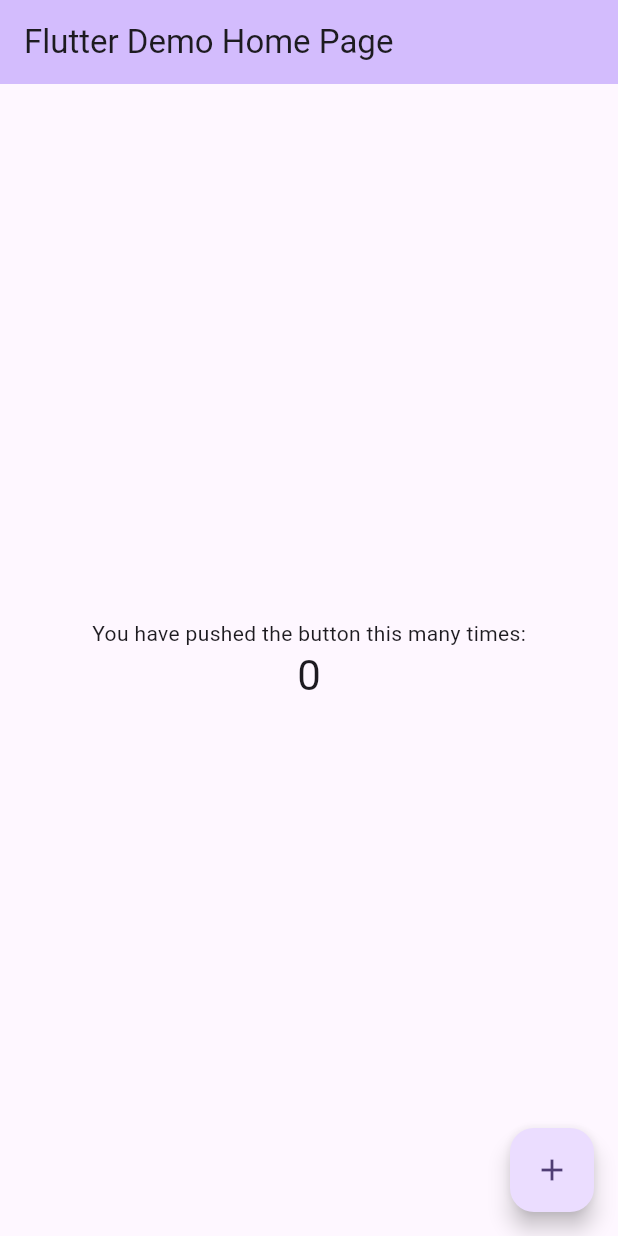
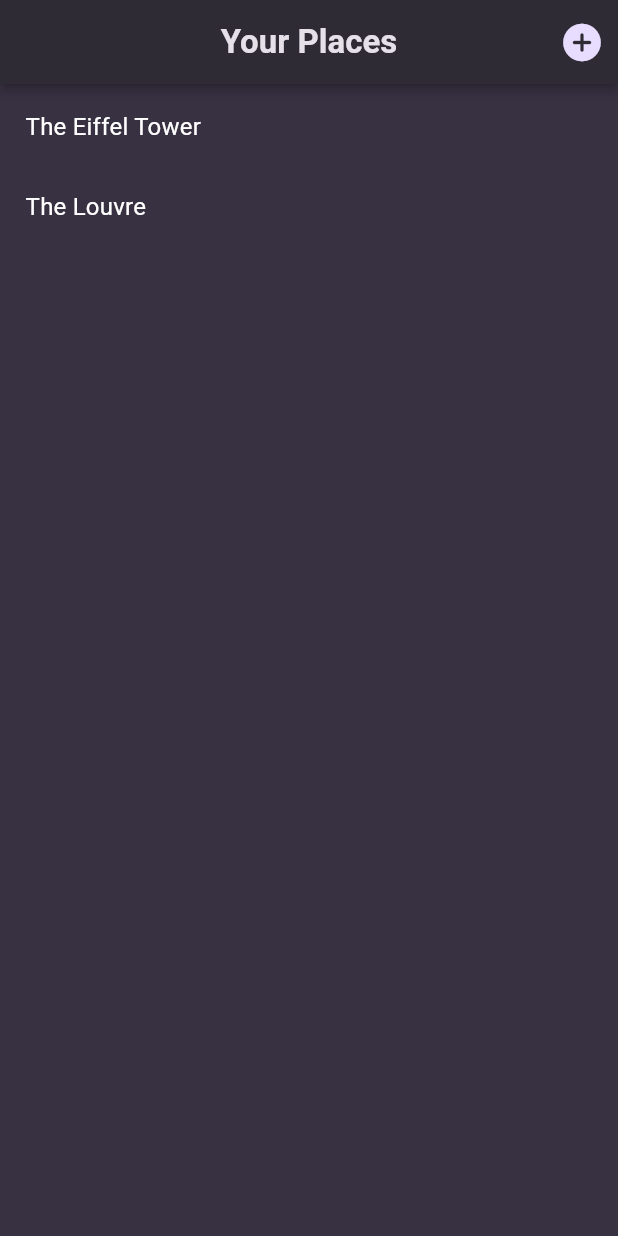
Before and after one commit to Nevelin-W/favorite_places_app, a Flutter app: the screen it shows after launch, on a phone screen of 412 x 824 dp. Run offline on Flutter 3.47's test engine with Material 3 defaults, Android fonts, the phone set to English and light mode, and no system bars; our stand-ins replace google_fonts.

Commit message:
homeScreen and addPlaceScreen added (no funtionality yet)

```diff
--- /dev/null
+++ b/favorite_places_app/lib/data/dummy_places.dart
@@ -0,0 +1,14 @@
+import 'package:favorite_places_app/model/place.dart';
+
+final favoritePlaces = [
+  Place(
+    id: 'p1',
+    title: 'The Eiffel Tower',
+    location: 'Paris, France',
+  ),
+  Place(
+    id: 'p2',
+    title: 'The Louvre',
+    location: 'Paris, France',
+  ),
+];
--- a/favorite_places_app/lib/main.dart
+++ b/favorite_places_app/lib/main.dart
@@ -1,125 +1,44 @@
 import 'package:flutter/material.dart';
+import 'package:google_fonts/google_fonts.dart';
+import 'package:favorite_places_app/screen/home_screen.dart';
+
+final colorScheme = ColorScheme.fromSeed(
+  brightness: Brightness.dark,
+  seedColor: const Color.fromARGB(255, 102, 6, 247),
+  surface: const Color.fromARGB(255, 56, 49, 66),
+);
+
+final theme = ThemeData().copyWith(
+  scaffoldBackgroundColor: colorScheme.surface,
+  colorScheme: colorScheme,
+  textTheme: GoogleFonts.ubuntuCondensedTextTheme().copyWith(
+    titleSmall: GoogleFonts.ubuntuCondensed(
+      fontWeight: FontWeight.bold,
+    ),
+    titleMedium: GoogleFonts.ubuntuCondensed(
+      fontWeight: FontWeight.bold,
+    ),
+    titleLarge: GoogleFonts.ubuntuCondensed(
+      fontWeight: FontWeight.bold,
+    ),
+  ),
+);
 
 void main() {
-  runApp(const MyApp());
+  runApp(
+    const MyApp(),
+  );
 }
 
 class MyApp extends StatelessWidget {
   const MyApp({super.key});
 
-  // This widget is the root of your application.
   @override
   Widget build(BuildContext context) {
     return MaterialApp(
-      title: 'Flutter Demo',
-      theme: ThemeData(
-        // This is the theme of your application.
-        //
-        // TRY THIS: Try running your application with "flutter run". You'll see
-        // the application has a purple toolbar. Then, without quitting the app,
-        // try changing the seedColor in the colorScheme below to Colors.green
-        // and then invoke "hot reload" (save your changes or press the "hot
-        // reload" button in a Flutter-supported IDE, or press "r" if you used
-        // the command line to start the app).
-        //
-        // Notice that the counter didn't reset back to zero; the application
-        // state is not lost during the reload. To reset the state, use hot
-        // restart instead.
-        //
-        // This works for code too, not just values: Most code changes can be
-        // tested with just a hot reload.
-        colorScheme: ColorScheme.fromSeed(seedColor: Colors.deepPurple),
-        useMaterial3: true,
-      ),
-      home: const MyHomePage(title: 'Flutter Demo Home Page'),
+      title: 'Great Places',
+      theme: theme,
+      home: HomeScreen(),
     );
   }
 }
-
-class MyHomePage extends StatefulWidget {
-  const MyHomePage({super.key, required this.title});
-
-  // This widget is the home page of your application. It is stateful, meaning
-  // that it has a State object (defined below) that contains fields that affect
-  // how it looks.
-
-  // This class is the configuration for the state. It holds the values (in this
-  // case the title) provided by the parent (in this case the App widget) and
-  // used by the build method of the State. Fields in a Widget subclass are
-  // always marked "final".
-
-  final String title;
-
-  @override
-  State<MyHomePage> createState() => _MyHomePageState();
-}
-
-class _MyHomePageState extends State<MyHomePage> {
-  int _counter = 0;
-
-  void _incrementCounter() {
-    setState(() {
-      // This call to setState tells the Flutter framework that something has
-      // changed in this State, which causes it to rerun the build method below
-      // so that the display can reflect the updated values. If we changed
-      // _counter without calling setState(), then the build method would not be
-      // called again, and so nothing would appear to happen.
-      _counter++;
-    });
-  }
-
-  @override
-  Widget build(BuildContext context) {
-    // This method is rerun every time setState is called, for instance as done
-    // by the _incrementCounter method above.
-    //
-    // The Flutter framework has been optimized to make rerunning build methods
-    // fast, so that you can just rebuild anything that needs updating rather
-    // than having to individually change instances of widgets.
-    return Scaffold(
-      appBar: AppBar(
-        // TRY THIS: Try changing the color here to a specific color (to
-        // Colors.amber, perhaps?) and trigger a hot reload to see the AppBar
-        // change color while the other colors stay the same.
-        backgroundColor: Theme.of(context).colorScheme.inversePrimary,
-        // Here we take the value from the MyHomePage object that was created by
-        // the App.build method, and use it to set our appbar title.
-        title: Text(widget.title),
-      ),
-      body: Center(
-        // Center is a layout widget. It takes a single child and positions it
-        // in the middle of the parent.
-        child: Column(
-          // Column is also a layout widget. It takes a list of children and
-          // arranges them vertically. By default, it sizes itself to fit its
-          // children horizontally, and tries to be as tall as its parent.
-          //
-          // Column has various properties to control how it sizes itself and
-          // how it positions its children. Here we use mainAxisAlignment to
-          // center the children vertically; the main axis here is the vertical
-          // axis because Columns are vertical (the cross axis would be
-          // horizontal).
-          //
-          // TRY THIS: Invoke "debug painting" (choose the "Toggle Debug Paint"
-          // action in the IDE, or press "p" in the console), to see the
-          // wireframe for each widget.
-          mainAxisAlignment: MainAxisAlignment.center,
-          children: <Widget>[
-            const Text(
-              'You have pushed the button this many times:',
-            ),
-            Text(
-              '$_counter',
-              style: Theme.of(context).textTheme.headlineMedium,
-            ),
-          ],
-        ),
-      ),
-      floatingActionButton: FloatingActionButton(
-        onPressed: _incrementCounter,
-        tooltip: 'Increment',
-        child: const Icon(Icons.add),
-      ), // This trailing comma makes auto-formatting nicer for build methods.
-    );
-  }
-}
--- /dev/null
+++ b/favorite_places_app/lib/model/place.dart
@@ -0,0 +1,11 @@
+class Place {
+  Place({
+    required this.id,
+    required this.title,
+    required this.location,
+  });
+
+  final String id;
+  final String title;
+  final String location;
+}
--- /dev/null
+++ b/favorite_places_app/lib/screen/home_screen.dart
@@ -0,0 +1,41 @@
+import 'package:flutter/material.dart';
+import 'package:favorite_places_app/widgets/places_list.dart';
+import 'package:favorite_places_app/screen/add_place_screen.dart';
+
+class HomeScreen extends StatefulWidget {
+  const HomeScreen({super.key});
+
+  @override
+  State<HomeScreen> createState() => _HomeScreenState();
+}
+
+class _HomeScreenState extends State<HomeScreen> {
+  void _addItem() {
+    Navigator.of(context).push(
+      MaterialPageRoute(builder: (ctx) => const AddPlaceScreen()),
+    );
+  }
+
+  @override
+  Widget build(BuildContext context) {
+    final AppBar appbar = AppBar(
+      centerTitle: true,
+      elevation: 3,
+      shadowColor: Theme.of(context).colorScheme.shadow,
+      backgroundColor: Theme.of(context).colorScheme.surfaceContainer,
+      title: const Text('Your Places'),
+      actions: [
+        IconButton(
+          onPressed: _addItem,
+          icon: Icon(Icons.add_circle_rounded,
+              size: 30, color: Theme.of(context).colorScheme.primaryFixed),
+        ),
+      ],
+    );
+
+    return Scaffold(
+      appBar: appbar,
+      body: PlacesList(),
+    );
+  }
+}
--- /dev/null
+++ b/favorite_places_app/lib/widgets/place_item.dart
@@ -0,0 +1,23 @@
+import 'package:favorite_places_app/model/place.dart';
+import 'package:flutter/material.dart';
+
+class PlaceItem extends StatelessWidget {
+  const PlaceItem({super.key, required this.item});
+
+  final Place item;
+
+  @override
+  Widget build(BuildContext context) {
+    return Container(
+      child: ListTile(
+        dense: true,
+        contentPadding: const EdgeInsets.only(left: 17, top: 5),
+        title: Text(item.title,
+            style: Theme.of(context)
+                .textTheme
+                .titleMedium!
+                .copyWith(fontWeight: FontWeight.w400)),
+      ),
+    );
+  }
+}
--- /dev/null
+++ b/favorite_places_app/lib/widgets/places_list.dart
@@ -0,0 +1,20 @@
+import 'package:flutter/material.dart';
+import 'package:favorite_places_app/data/dummy_places.dart';
+import 'package:favorite_places_app/widgets/place_item.dart';
+
+class PlacesList extends StatefulWidget {
+  const PlacesList({super.key});
+
+  @override
+  State<PlacesList> createState() => _PlacesListState();
+}
+
+class _PlacesListState extends State<PlacesList> {
+  @override
+  Widget build(BuildContext context) {
+    return ListView.builder(
+      itemCount: favoritePlaces.length,
+      itemBuilder: (ctx, index) => PlaceItem(item: favoritePlaces[index]),
+    );
+  }
+}
--- a/favorite_places_app/pubspec.yaml
+++ b/favorite_places_app/pubspec.yaml
@@ -35,6 +35,7 @@ dependencies:
   # The following adds the Cupertino Icons font to your application.
   # Use with the CupertinoIcons class for iOS style icons.
   cupertino_icons: ^1.0.6
+  google_fonts: ^6.2.1
 
 dev_dependencies:
   flutter_test:
@@ -45,7 +46,7 @@ dev_dependencies:
   # activated in the `analysis_options.yaml` file located at the root of your
   # package. See that file for information about deactivating specific lint
   # rules and activating additional ones.
-  flutter_lints: ^3.0.0
+  flutter_lints: ^4.0.0
 
 # For information on the generic Dart part of this file, see the
 # following page: https://dart.dev/tools/pub/pubspec
```
Also changed, not shown: favorite_places_app/lib/screen/add_place_screen.dart (added, +74 -0 lines), favorite_places_app/pubspec.lock, 1 other file.
